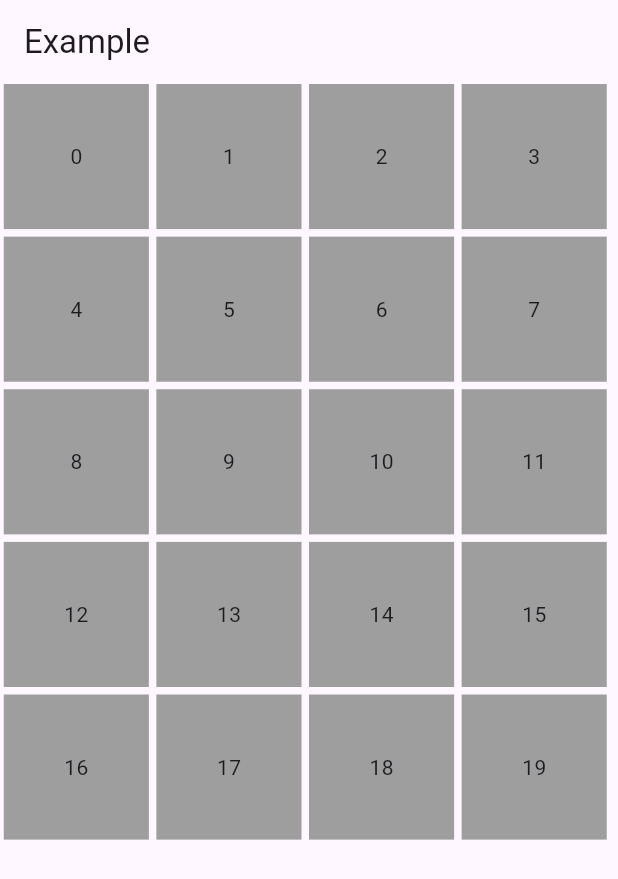
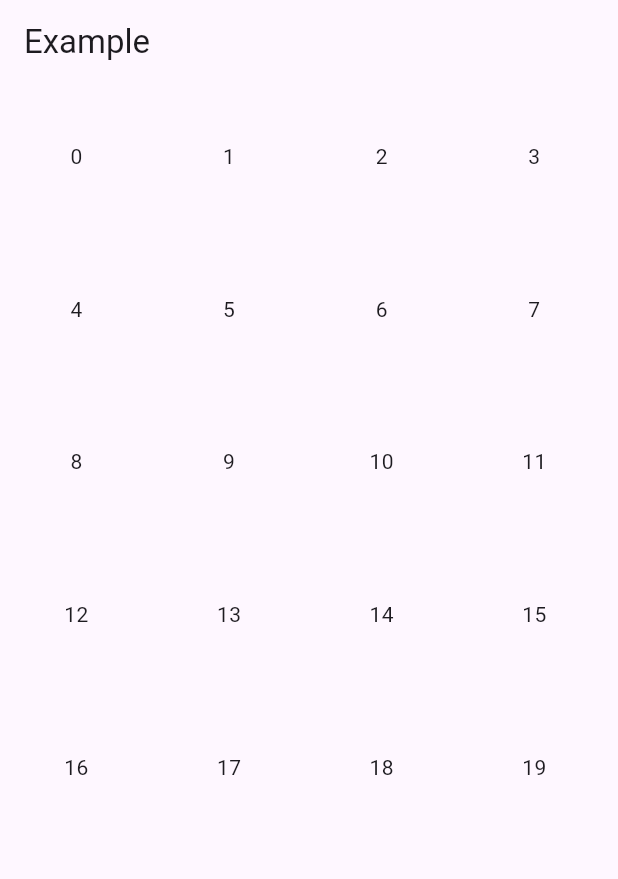
Before and after one commit to jingluoguo/staggered_reorderable, a Flutter app: the screen it shows after launch, on a phone screen of 412 x 824 dp. Shown: the top 879 px of the screen. Run offline on Flutter 3.47's test engine with Material 3 defaults, Android fonts, the phone set to English and light mode, and no system bars.

Commit message:
优化代码

```diff
--- a/lib/src/cutomer_multi_child_layout_view.dart
+++ b/lib/src/cutomer_multi_child_layout_view.dart
@@ -279,15 +279,10 @@ class _CustomerMultiChildViewState extends State<CustomerMultiChildView>
                 data: itemAll[index].trackingNumber,
                 child: DragTarget(
                   builder: (context, candidateData, rejectedData) {
-                    return Container(
+                    return SizedBox(
                       width: itemAll[index].crossAxisCellCount! * itemCell,
                       height: itemAll[index].mainAxisCellCount! * itemCell,
-                      color: Colors.grey,
-                      child: SizedBox(
-                        width: double.infinity,
-                        height: double.infinity,
-                        child: Center(child: itemAll[index].child),
-                      ),
+                      child: Center(child: itemAll[index].child),
                     );
                   },
                   onWillAcceptWithDetails: (details) {
@@ -312,16 +307,12 @@ class _CustomerMultiChildViewState extends State<CustomerMultiChildView>
                 ),
                 childWhenDragging: null,
                 feedback: Material(
-                  child: Container(
+                  color: Colors.transparent,
+                  child: SizedBox(
                     width: itemAll[index].crossAxisCellCount! * itemCell,
                     height: itemAll[index].mainAxisCellCount! * itemCell,
-                    color: Colors.white,
-                    child: SizedBox(
-                      width: double.infinity,
-                      height: double.infinity,
-                      child: Center(
-                        child: itemAll[index].child,
-                      ),
+                    child: Center(
+                      child: itemAll[index].child,
                     ),
                   ),
                 ),
@@ -341,15 +332,10 @@ class _CustomerMultiChildViewState extends State<CustomerMultiChildView>
                   _stopScroll();
                 },
               )
-            : Container(
+            : SizedBox(
                 width: itemAll[index].crossAxisCellCount! * itemCell,
                 height: itemAll[index].mainAxisCellCount! * itemCell,
-                color: Colors.grey,
-                child: SizedBox(
-                  width: double.infinity,
-                  height: double.infinity,
-                  child: Center(child: itemAll[index].child),
-                ),
+                child: Center(child: itemAll[index].child),
               ));
   }
 
```
